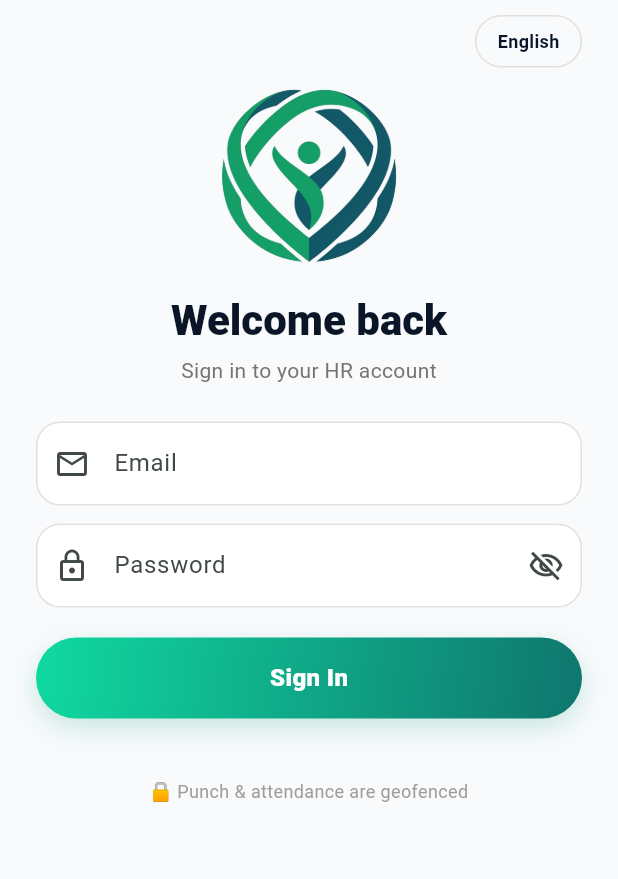
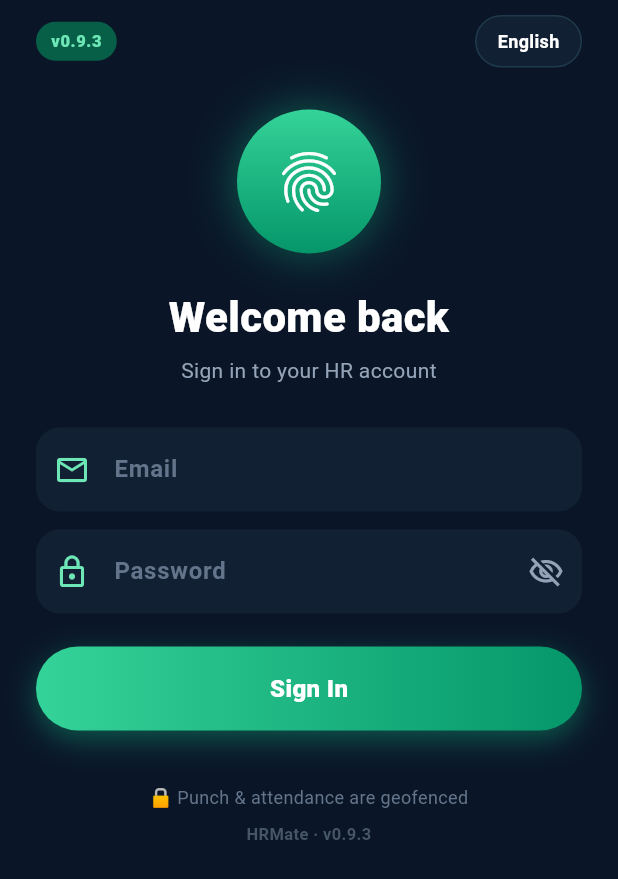
Before and after one commit to manjotkhehra025-cloud/flavorflow-hrms, a Flutter app: the screen it shows after launch, on a phone screen of 412 x 824 dp. Shown: the top 879 px of the screen. Run offline on Flutter 3.47's test engine with Material 3 defaults, Android fonts, the phone set to English and light mode, and no system bars; our stand-ins replace camera, dio, firebase_core, firebase_crashlytics, firebase_messaging, flutter_riverpod and 7 more; missing offline and left inert: mobile_scanner; accounts and stored records are empty; project files that could hold a hidden picture were left out.

Commit message:
Navy login + v0.9.3 mark so the new APK is unmistakable
If login is still a white screen, the phone is running an old install.
Uninstall HRMate before installing this build.

Co-authored-by: arena-agent <297053741+arena-agent@users.noreply.github.com>

```diff
--- a/apps/hrmate_flutter/lib/features/auth/login_screen.dart
+++ b/apps/hrmate_flutter/lib/features/auth/login_screen.dart
@@ -6,8 +6,7 @@ import '../../core/i18n.dart';
 import '../../core/session.dart';
 import '../../core/theme.dart';
 
-/// Approved P1 mock login — emblem, welcome, email+password(eye), gradient
-/// sign-in capsule, EN|ਪੰਜਾਬੀ pill, geofence footnote.
+/// Product login — navy canvas + emerald sign-in (same skin as Home).
 class LoginScreen extends ConsumerStatefulWidget {
   final bool changed;
   const LoginScreen({super.key, this.changed = false});
@@ -36,11 +35,9 @@ class _LoginScreenState extends ConsumerState<LoginScreen> {
         'password': _password.text,
       });
       await session.saveToken(res.data['token'] as String);
-      // Pull fresh flags so the guard can route to /set-password when needed.
       final meRes = await ref.read(apiProvider).get('/api/auth/me');
       final u = (meRes.data['user'] as Map?)?.cast<String, dynamic>();
       session.setUser(u != null ? HmUser.fromJson(u) : null);
-      // Guard redirects from here.
     } catch (e) {
       setState(() => _error = apiErrorMessage(e, fallback: 'Wrong email or password.'));
     } finally {
@@ -52,6 +49,7 @@ class _LoginScreenState extends ConsumerState<LoginScreen> {
   Widget build(BuildContext context) {
     final lang = ref.watch(langProvider);
     return Scaffold(
+      backgroundColor: HMC.ink,
       body: SafeArea(
         child: SingleChildScrollView(
           padding: const EdgeInsets.symmetric(horizontal: 24),
@@ -59,75 +57,101 @@ class _LoginScreenState extends ConsumerState<LoginScreen> {
             crossAxisAlignment: CrossAxisAlignment.stretch,
             children: [
               const SizedBox(height: 10),
-              Align(
-                alignment: Alignment.centerRight,
-                child: _LangPill(lang: lang),
+              Row(
+                children: [
+                  Container(
+                    padding: const EdgeInsets.symmetric(horizontal: 10, vertical: 5),
+                    decoration: BoxDecoration(
+                      color: const Color(0xFF065F46),
+                      borderRadius: BorderRadius.circular(99),
+                    ),
+                    child: const Text('v0.9.3', style: TextStyle(color: Color(0xFF6EE7B7), fontWeight: FontWeight.w900, fontSize: 11, letterSpacing: 0.4)),
+                  ),
+                  const Spacer(),
+                  _LangPill(lang: lang),
+                ],
               ),
-              const SizedBox(height: 12),
-              Center(child: Image.asset('assets/hrmate_emblem.png', width: 120, height: 120)),
-              const SizedBox(height: 18),
-              Text(T.s('Welcome back', lang),
-                  textAlign: TextAlign.center,
-                  style: Theme.of(context).textTheme.headlineMedium?.copyWith(
-                        fontWeight: FontWeight.w900,
-                        color: HMC.ink,
-                      )),
+              const SizedBox(height: 28),
+              Center(
+                child: Container(
+                  width: 96,
+                  height: 96,
+                  decoration: BoxDecoration(
+                    shape: BoxShape.circle,
+                    gradient: const LinearGradient(
+                      begin: Alignment.topCenter,
+                      end: Alignment.bottomCenter,
+                      colors: [Color(0xFF34D399), Color(0xFF059669)],
+                    ),
+                    boxShadow: const [BoxShadow(color: Color(0x6610B981), blurRadius: 24, spreadRadius: 2)],
+                  ),
+                  child: const Icon(Icons.fingerprint, color: Colors.white, size: 48),
+                ),
+              ),
+              const SizedBox(height: 22),
+              Text(
+                T.s('Welcome back', lang),
+                textAlign: TextAlign.center,
+                style: const TextStyle(fontWeight: FontWeight.w900, color: Colors.white, fontSize: 28),
+              ),
               const SizedBox(height: 6),
-              Text(T.s('Sign in to your HR account', lang),
-                  textAlign: TextAlign.center, style: TextStyle(color: Colors.grey.shade600)),
-              const SizedBox(height: 24),
+              Text(
+                T.s('Sign in to your HR account', lang),
+                textAlign: TextAlign.center,
+                style: const TextStyle(color: Color(0xFF94A3B8), fontSize: 14),
+              ),
+              const SizedBox(height: 28),
               if (widget.changed)
                 Container(
                   margin: const EdgeInsets.only(bottom: 14),
                   padding: const EdgeInsets.all(12),
                   decoration: BoxDecoration(
-                    color: const Color(0xFFECFDF5),
+                    color: const Color(0xFF064E3B),
                     borderRadius: BorderRadius.circular(14),
-                    border: Border.all(color: const Color(0xFFA7F3D0)),
+                    border: Border.all(color: const Color(0xFF34D399)),
                   ),
                   child: Text(
                     T.s('Password saved ✔ — log in with the NEW password', lang),
-                    style: const TextStyle(fontSize: 13, fontWeight: FontWeight.w600, color: HMC.emeraldDeep),
+                    style: const TextStyle(fontSize: 13, fontWeight: FontWeight.w600, color: Color(0xFFA7F3D0)),
                   ),
                 ),
               TextField(
                 controller: _email,
                 keyboardType: TextInputType.emailAddress,
                 autocorrect: false,
-                decoration: InputDecoration(
-                  prefixIcon: const Icon(Icons.mail_outline),
-                  hintText: T.s('Email', lang),
-                ),
+                style: const TextStyle(color: Colors.white, fontWeight: FontWeight.w600),
+                cursorColor: const Color(0xFF34D399),
+                decoration: _fieldDeco(T.s('Email', lang), Icons.mail_outline),
               ),
               const SizedBox(height: 12),
               TextField(
                 controller: _password,
                 obscureText: _obscure,
-                decoration: InputDecoration(
-                  prefixIcon: const Icon(Icons.lock_outline),
-                  hintText: T.s('Password', lang),
+                style: const TextStyle(color: Colors.white, fontWeight: FontWeight.w600),
+                cursorColor: const Color(0xFF34D399),
+                decoration: _fieldDeco(T.s('Password', lang), Icons.lock_outline).copyWith(
                   suffixIcon: IconButton(
                     onPressed: () => setState(() => _obscure = !_obscure),
-                    icon: Icon(_obscure ? Icons.visibility_off_outlined : Icons.visibility_outlined),
+                    icon: Icon(_obscure ? Icons.visibility_off_outlined : Icons.visibility_outlined, color: const Color(0xFF94A3B8)),
                   ),
                 ),
                 onSubmitted: (_) => _signIn(),
               ),
               if (_error != null) ...[
                 const SizedBox(height: 10),
-                Text(_error!, style: const TextStyle(color: HMC.danger, fontWeight: FontWeight.w600)),
+                Text(_error!, style: const TextStyle(color: Color(0xFFFCA5A5), fontWeight: FontWeight.w600)),
               ],
-              const SizedBox(height: 20),
+              const SizedBox(height: 22),
               GestureDetector(
                 onTap: _signIn,
                 child: Container(
-                  height: 54,
+                  height: 56,
                   decoration: BoxDecoration(
-                    gradient: HMC.brand,
-                    borderRadius: BorderRadius.circular(27),
-                    boxShadow: const [
-                      BoxShadow(color: Color(0x33059669), blurRadius: 14, offset: Offset(0, 6)),
-                    ],
+                    gradient: const LinearGradient(
+                      colors: [Color(0xFF34D399), Color(0xFF059669)],
+                    ),
+                    borderRadius: BorderRadius.circular(28),
+                    boxShadow: const [BoxShadow(color: Color(0x6610B981), blurRadius: 16, offset: Offset(0, 6))],
                   ),
                   alignment: Alignment.center,
                   child: _busy
@@ -138,16 +162,39 @@ class _LoginScreenState extends ConsumerState<LoginScreen> {
                         ),
                 ),
               ),
-              const SizedBox(height: 40),
+              const SizedBox(height: 36),
               Text(
                 '🔒 ${T.s('Punch & attendance are geofenced', lang)}',
                 textAlign: TextAlign.center,
-                style: TextStyle(fontSize: 12, color: Colors.grey.shade500),
+                style: const TextStyle(fontSize: 12, color: Color(0xFF64748B)),
+              ),
+              const SizedBox(height: 8),
+              const Text(
+                'HRMate · v0.9.3',
+                textAlign: TextAlign.center,
+                style: TextStyle(fontSize: 11, color: Color(0xFF475569), fontWeight: FontWeight.w700),
               ),
               const SizedBox(height: 20),
             ],
           ),
         ),
+      ),
+    );
+  }
+
+  InputDecoration _fieldDeco(String hint, IconData icon) {
+    return InputDecoration(
+      prefixIcon: Icon(icon, color: const Color(0xFF6EE7B7)),
+      hintText: hint,
+      hintStyle: const TextStyle(color: Color(0xFF64748B)),
+      filled: true,
+      fillColor: const Color(0xFF122033),
+      contentPadding: const EdgeInsets.symmetric(horizontal: 18, vertical: 16),
+      border: OutlineInputBorder(borderRadius: BorderRadius.circular(16), borderSide: BorderSide.none),
+      enabledBorder: OutlineInputBorder(borderRadius: BorderRadius.circular(16), borderSide: BorderSide.none),
+      focusedBorder: OutlineInputBorder(
+        borderRadius: BorderRadius.circular(16),
+        borderSide: const BorderSide(color: Color(0xFF34D399), width: 1.5),
       ),
     );
   }
@@ -167,11 +214,12 @@ class _LangPill extends ConsumerWidget {
         padding: const EdgeInsets.symmetric(horizontal: 14, vertical: 8),
         decoration: BoxDecoration(
           borderRadius: BorderRadius.circular(99),
-          border: Border.all(color: Colors.grey.shade300),
+          color: const Color(0xFF122033),
+          border: Border.all(color: const Color(0xFF1E3A4C)),
         ),
         child: Text(
           lang == 'pa' ? 'ਪੰਜਾਬੀ' : 'English',
-          style: const TextStyle(fontSize: 12, fontWeight: FontWeight.w700, color: HMC.ink),
+          style: const TextStyle(fontSize: 12, fontWeight: FontWeight.w700, color: Colors.white),
         ),
       ),
     );
--- a/apps/hrmate_flutter/lib/features/home/home_screen.dart
+++ b/apps/hrmate_flutter/lib/features/home/home_screen.dart
@@ -81,6 +81,15 @@ class _HomeScreenState extends ConsumerState<HomeScreen> {
               return ListView(
                 padding: const EdgeInsets.fromLTRB(16, 10, 16, 96),
                 children: [
+                  Align(
+                    alignment: Alignment.centerLeft,
+                    child: Container(
+                      margin: const EdgeInsets.only(bottom: 10),
+                      padding: const EdgeInsets.symmetric(horizontal: 10, vertical: 4),
+                      decoration: BoxDecoration(color: const Color(0xFFD1FAE5), borderRadius: BorderRadius.circular(99)),
+                      child: const Text('HRMate v0.9.3', style: TextStyle(color: Color(0xFF065F46), fontWeight: FontWeight.w900, fontSize: 11)),
+                    ),
+                  ),
                   _HeroCard(
                     name: session.user?.name ?? first,
                     greeting: '${T.s('ਸਤਿ ਸ੍ਰੀ ਅਕਾਲ', lang)}, $first',
--- a/apps/hrmate_flutter/pubspec.yaml
+++ b/apps/hrmate_flutter/pubspec.yaml
@@ -1,7 +1,7 @@
 name: hrmate
 description: HRMate — GD Foods HR app (Flutter native).
 publish_to: "none"
-version: 0.9.2+11
+version: 0.9.3+12
 
 environment:
   sdk: ">=3.4.0 <4.0.0"
```
